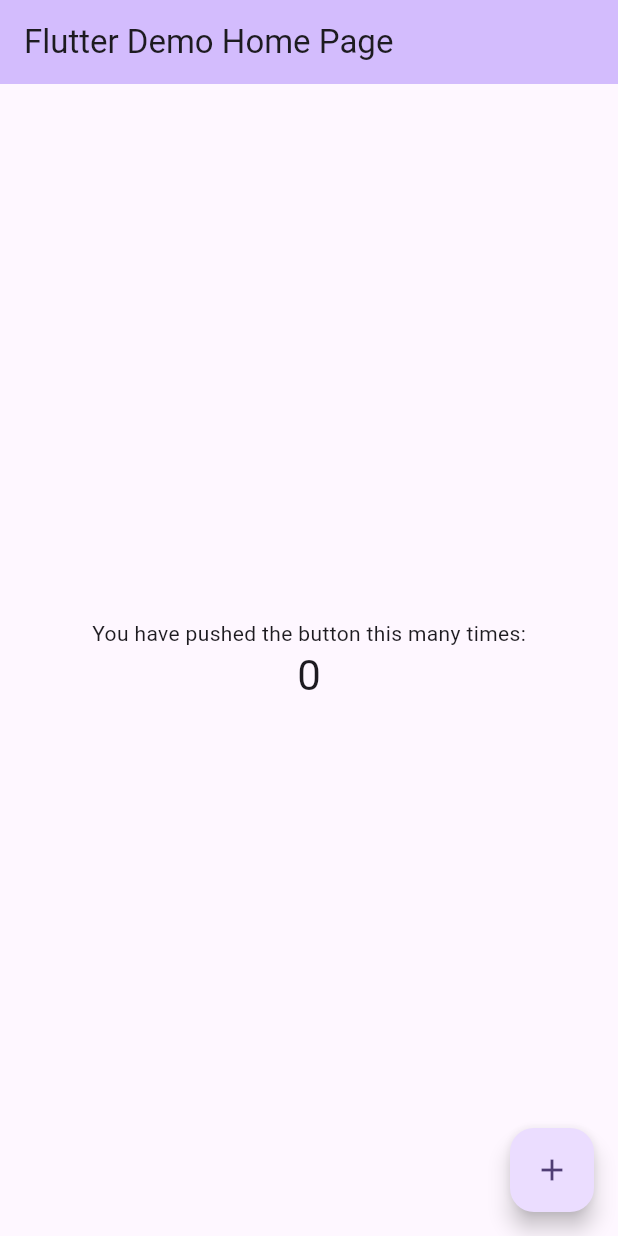
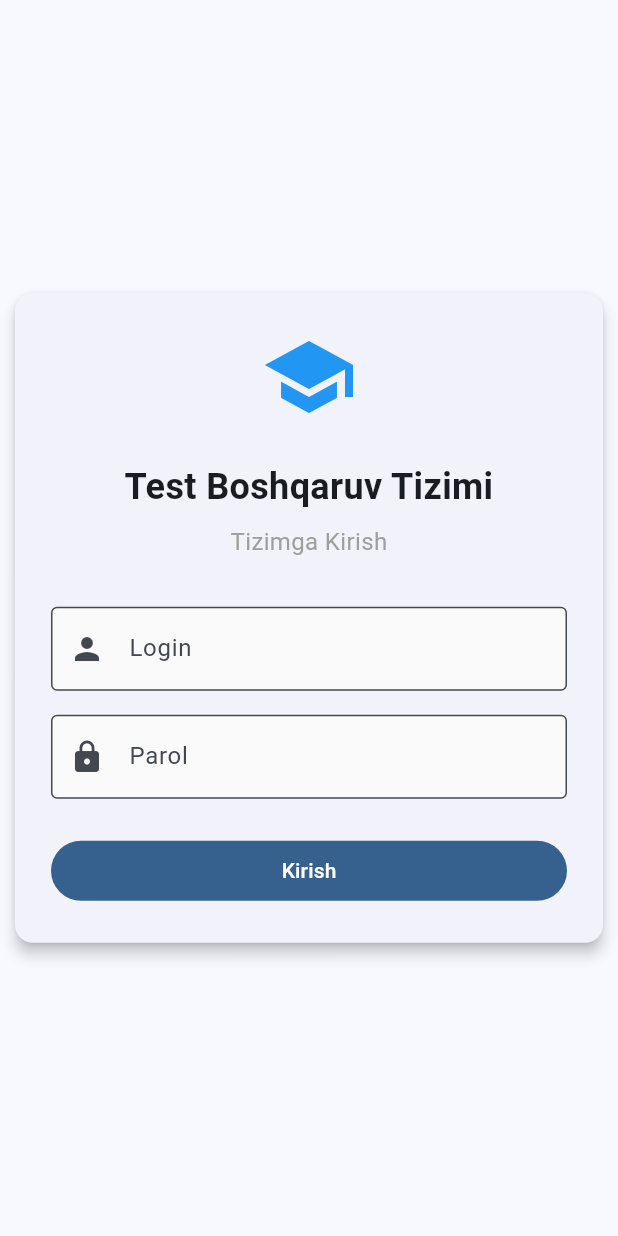
Before and after one commit to Turgunoff/variant_master, a Flutter app: the screen it shows after launch, on a phone screen of 412 x 824 dp. Run offline on Flutter 3.47's test engine with Material 3 defaults, Android fonts, the phone set to English and light mode, and no system bars.

Commit message:
Initialize project structure, theme, and routing
Replace default Flutter counter app with initial project setup.
Add comprehensive README detailing the application, features, and setup instructions.
Configure Material 3 theme with a blue color scheme and custom text/widget styles.
Implement basic navigation with initial routes for login and main layout screens.

```diff
--- a/lib/main.dart
+++ b/lib/main.dart
@@ -1,122 +1,80 @@
 import 'package:flutter/material.dart';
+import 'screens/login_screen.dart';
+import 'screens/main_layout_screen.dart';
 
 void main() {
+  // Ensure Flutter bindings are initialized
+  WidgetsFlutterBinding.ensureInitialized();
+
+  // Enable desktop window size constraints
+  // This would typically use package:window_size or similar for production
+
   runApp(const MyApp());
 }
 
 class MyApp extends StatelessWidget {
   const MyApp({super.key});
 
-  // This widget is the root of your application.
   @override
   Widget build(BuildContext context) {
     return MaterialApp(
-      title: 'Flutter Demo',
+      title: 'Test Boshqaruv Tizimi',
+      debugShowCheckedModeBanner: false,
       theme: ThemeData(
-        // This is the theme of your application.
-        //
-        // TRY THIS: Try running your application with "flutter run". You'll see
-        // the application has a purple toolbar. Then, without quitting the app,
-        // try changing the seedColor in the colorScheme below to Colors.green
-        // and then invoke "hot reload" (save your changes or press the "hot
-        // reload" button in a Flutter-supported IDE, or press "r" if you used
-        // the command line to start the app).
-        //
-        // Notice that the counter didn't reset back to zero; the application
-        // state is not lost during the reload. To reset the state, use hot
-        // restart instead.
-        //
-        // This works for code too, not just values: Most code changes can be
-        // tested with just a hot reload.
-        colorScheme: ColorScheme.fromSeed(seedColor: Colors.deepPurple),
+        // Use Material 3 design
+        useMaterial3: true,
+        // Use a blue color scheme suitable for educational software
+        colorScheme: ColorScheme.fromSeed(
+          seedColor: Colors.blue,
+          brightness: Brightness.light,
+        ),
+        // Configure text theme
+        textTheme: const TextTheme(
+          displayLarge: TextStyle(fontSize: 32, fontWeight: FontWeight.bold),
+          displayMedium: TextStyle(fontSize: 28, fontWeight: FontWeight.bold),
+          displaySmall: TextStyle(fontSize: 24, fontWeight: FontWeight.bold),
+          headlineMedium: TextStyle(fontSize: 20, fontWeight: FontWeight.w600),
+          titleLarge: TextStyle(fontSize: 18, fontWeight: FontWeight.w500),
+          bodyLarge: TextStyle(fontSize: 16),
+          bodyMedium: TextStyle(fontSize: 14),
+        ),
+        // Configure input decoration theme for form fields
+        inputDecorationTheme: InputDecorationTheme(
+          filled: true,
+          fillColor: Colors.grey.shade50,
+          border: OutlineInputBorder(borderRadius: BorderRadius.circular(8)),
+          focusedBorder: OutlineInputBorder(
+            borderRadius: BorderRadius.circular(8),
+            borderSide: const BorderSide(color: Colors.blue, width: 2),
+          ),
+          contentPadding: const EdgeInsets.symmetric(
+            horizontal: 16,
+            vertical: 16,
+          ),
+        ),
+        // Configure card theme
+        cardTheme: CardTheme(
+          elevation: 2,
+          shape: RoundedRectangleBorder(
+            borderRadius: BorderRadius.circular(12),
+          ),
+        ),
+        // Configure button themes
+        elevatedButtonTheme: ElevatedButtonThemeData(
+          style: ElevatedButton.styleFrom(
+            padding: const EdgeInsets.symmetric(horizontal: 24, vertical: 12),
+            shape: RoundedRectangleBorder(
+              borderRadius: BorderRadius.circular(8),
+            ),
+          ),
+        ),
       ),
-      home: const MyHomePage(title: 'Flutter Demo Home Page'),
+      // Define routes
+      initialRoute: '/login',
+      routes: {
+        '/login': (context) => const LoginScreen(),
+        '/main': (context) => const MainLayoutScreen(),
+      },
     );
   }
 }
-
-class MyHomePage extends StatefulWidget {
-  const MyHomePage({super.key, required this.title});
-
-  // This widget is the home page of your application. It is stateful, meaning
-  // that it has a State object (defined below) that contains fields that affect
-  // how it looks.
-
-  // This class is the configuration for the state. It holds the values (in this
-  // case the title) provided by the parent (in this case the App widget) and
-  // used by the build method of the State. Fields in a Widget subclass are
-  // always marked "final".
-
-  final String title;
-
-  @override
-  State<MyHomePage> createState() => _MyHomePageState();
-}
-
-class _MyHomePageState extends State<MyHomePage> {
-  int _counter = 0;
-
-  void _incrementCounter() {
-    setState(() {
-      // This call to setState tells the Flutter framework that something has
-      // changed in this State, which causes it to rerun the build method below
-      // so that the display can reflect the updated values. If we changed
-      // _counter without calling setState(), then the build method would not be
-      // called again, and so nothing would appear to happen.
-      _counter++;
-    });
-  }
-
-  @override
-  Widget build(BuildContext context) {
-    // This method is rerun every time setState is called, for instance as done
-    // by the _incrementCounter method above.
-    //
-    // The Flutter framework has been optimized to make rerunning build methods
-    // fast, so that you can just rebuild anything that needs updating rather
-    // than having to individually change instances of widgets.
-    return Scaffold(
-      appBar: AppBar(
-        // TRY THIS: Try changing the color here to a specific color (to
-        // Colors.amber, perhaps?) and trigger a hot reload to see the AppBar
-        // change color while the other colors stay the same.
-        backgroundColor: Theme.of(context).colorScheme.inversePrimary,
-        // Here we take the value from the MyHomePage object that was created by
-        // the App.build method, and use it to set our appbar title.
-        title: Text(widget.title),
-      ),
-      body: Center(
-        // Center is a layout widget. It takes a single child and positions it
-        // in the middle of the parent.
-        child: Column(
-          // Column is also a layout widget. It takes a list of children and
-          // arranges them vertically. By default, it sizes itself to fit its
-          // children horizontally, and tries to be as tall as its parent.
-          //
-          // Column has various properties to control how it sizes itself and
-          // how it positions its children. Here we use mainAxisAlignment to
-          // center the children vertically; the main axis here is the vertical
-          // axis because Columns are vertical (the cross axis would be
-          // horizontal).
-          //
-          // TRY THIS: Invoke "debug painting" (choose the "Toggle Debug Paint"
-          // action in the IDE, or press "p" in the console), to see the
-          // wireframe for each widget.
-          mainAxisAlignment: MainAxisAlignment.center,
-          children: <Widget>[
-            const Text('You have pushed the button this many times:'),
-            Text(
-              '$_counter',
-              style: Theme.of(context).textTheme.headlineMedium,
-            ),
-          ],
-        ),
-      ),
-      floatingActionButton: FloatingActionButton(
-        onPressed: _incrementCounter,
-        tooltip: 'Increment',
-        child: const Icon(Icons.add),
-      ), // This trailing comma makes auto-formatting nicer for build methods.
-    );
-  }
-}
--- /dev/null
+++ b/lib/screens/login_screen.dart
@@ -0,0 +1,147 @@
+import 'package:flutter/material.dart';
+import '../utils/constants.dart';
+
+class LoginScreen extends StatefulWidget {
+  const LoginScreen({super.key});
+
+  @override
+  State<LoginScreen> createState() => _LoginScreenState();
+}
+
+class _LoginScreenState extends State<LoginScreen> {
+  // Controllers for the text fields
+  final TextEditingController _loginController = TextEditingController();
+  final TextEditingController _passwordController = TextEditingController();
+
+  // For displaying error messages
+  String? _errorMessage;
+  bool _isLoading = false;
+
+  @override
+  void dispose() {
+    // Clean up controllers when the widget is disposed
+    _loginController.dispose();
+    _passwordController.dispose();
+    super.dispose();
+  }
+
+  // Handle login button press
+  void _handleLogin() {
+    setState(() {
+      _isLoading = true;
+      _errorMessage = null;
+    });
+
+    // Simulate login process
+    Future.delayed(const Duration(seconds: 1), () {
+      // Check if the widget is still mounted before updating state
+      if (!mounted) return;
+
+      // For demo purposes, accept any non-empty credentials
+      if (_loginController.text.isNotEmpty &&
+          _passwordController.text.isNotEmpty) {
+        // Navigate to main layout screen
+        Navigator.of(context).pushReplacementNamed(AppConstants.mainRoute);
+      } else {
+        // Show error message
+        setState(() {
+          _errorMessage = "Login va parol kiritilishi shart";
+          _isLoading = false;
+        });
+      }
+    });
+  }
+
+  @override
+  Widget build(BuildContext context) {
+    return Scaffold(
+      body: Center(
+        child: ConstrainedBox(
+          constraints: const BoxConstraints(maxWidth: 400),
+          child: Card(
+            elevation: 4,
+            child: Padding(
+              padding: const EdgeInsets.all(24.0),
+              child: Column(
+                mainAxisSize: MainAxisSize.min,
+                crossAxisAlignment: CrossAxisAlignment.stretch,
+                children: [
+                  // App logo or icon could go here
+                  const Icon(Icons.school, size: 64, color: Colors.blue),
+                  const SizedBox(height: 24),
+
+                  // Title
+                  const Text(
+                    'Test Boshqaruv Tizimi',
+                    textAlign: TextAlign.center,
+                    style: TextStyle(fontSize: 24, fontWeight: FontWeight.bold),
+                  ),
+                  const SizedBox(height: 8),
+
+                  const Text(
+                    'Tizimga Kirish',
+                    textAlign: TextAlign.center,
+                    style: TextStyle(fontSize: 16, color: Colors.grey),
+                  ),
+                  const SizedBox(height: 32),
+
+                  // Login field
+                  TextFormField(
+                    controller: _loginController,
+                    decoration: const InputDecoration(
+                      labelText: 'Login',
+                      border: OutlineInputBorder(),
+                      prefixIcon: Icon(Icons.person),
+                    ),
+                    textInputAction: TextInputAction.next,
+                  ),
+                  const SizedBox(height: 16),
+
+                  // Password field
+                  TextFormField(
+                    controller: _passwordController,
+                    decoration: const InputDecoration(
+                      labelText: 'Parol',
+                      border: OutlineInputBorder(),
+                      prefixIcon: Icon(Icons.lock),
+                    ),
+                    obscureText: true,
+                    textInputAction: TextInputAction.done,
+                    onFieldSubmitted: (_) => _handleLogin(),
+                  ),
+                  const SizedBox(height: 24),
+
+                  // Login button
+                  FilledButton(
+                    onPressed: _isLoading ? null : _handleLogin,
+                    child:
+                        _isLoading
+                            ? const SizedBox(
+                              height: 20,
+                              width: 20,
+                              child: CircularProgressIndicator(
+                                strokeWidth: 2,
+                                color: Colors.white,
+                              ),
+                            )
+                            : const Text('Kirish'),
+                  ),
+
+                  // Error message
+                  if (_errorMessage != null) ...[
+                    const SizedBox(height: 16),
+                    Text(
+                      _errorMessage!,
+                      style: const TextStyle(color: Colors.red, fontSize: 14),
+                      textAlign: TextAlign.center,
+                    ),
+                  ],
+                ],
+              ),
+            ),
+          ),
+        ),
+      ),
+    );
+  }
+}
--- /dev/null
+++ b/lib/utils/constants.dart
@@ -0,0 +1,69 @@
+import 'package:flutter/material.dart';
+
+/// Application-wide constants
+class AppConstants {
+  // App information
+  static const String appName = 'Test Boshqaruv Tizimi';
+  static const String appVersion = '1.0.0';
+
+  // Navigation routes
+  static const String loginRoute = '/login';
+  static const String mainRoute = '/main';
+
+  // Navigation menu items
+  static const List<NavigationItem> navigationItems = [
+    NavigationItem(
+      icon: Icons.dashboard,
+      label: 'Boshqaruv Paneli',
+      route: '/dashboard',
+    ),
+    NavigationItem(
+      icon: Icons.science,
+      label: 'Variant Yaratish',
+      route: '/variants',
+    ),
+    NavigationItem(
+      icon: Icons.school,
+      label: 'O\'qituvchilar',
+      route: '/teachers',
+    ),
+    NavigationItem(
+      icon: Icons.quiz,
+      label: 'Testlar',
+      route: '/tests',
+    ),
+    NavigationItem(
+      icon: Icons.verified_user,
+      label: 'Moderatorlar',
+      route: '/moderators',
+    ),
+    NavigationItem(
+      icon: Icons.directions,
+      label: 'Yo\'nalishlar',
+      route: '/directions',
+    ),
+    NavigationItem(
+      icon: Icons.book,
+      label: 'Fanlar',
+      route: '/subjects',
+    ),
+    NavigationItem(
+      icon: Icons.settings,
+      label: 'Sozlamalar',
+      route: '/settings',
+    ),
+  ];
+}
+
+/// Navigation item model
+class NavigationItem {
+  final IconData icon;
+  final String label;
+  final String route;
+
+  const NavigationItem({
+    required this.icon,
+    required this.label,
+    required this.route,
+  });
+}
```
Also changed, not shown: lib/screens/main_layout_screen.dart (added, +142 -0 lines), 1 other file.
